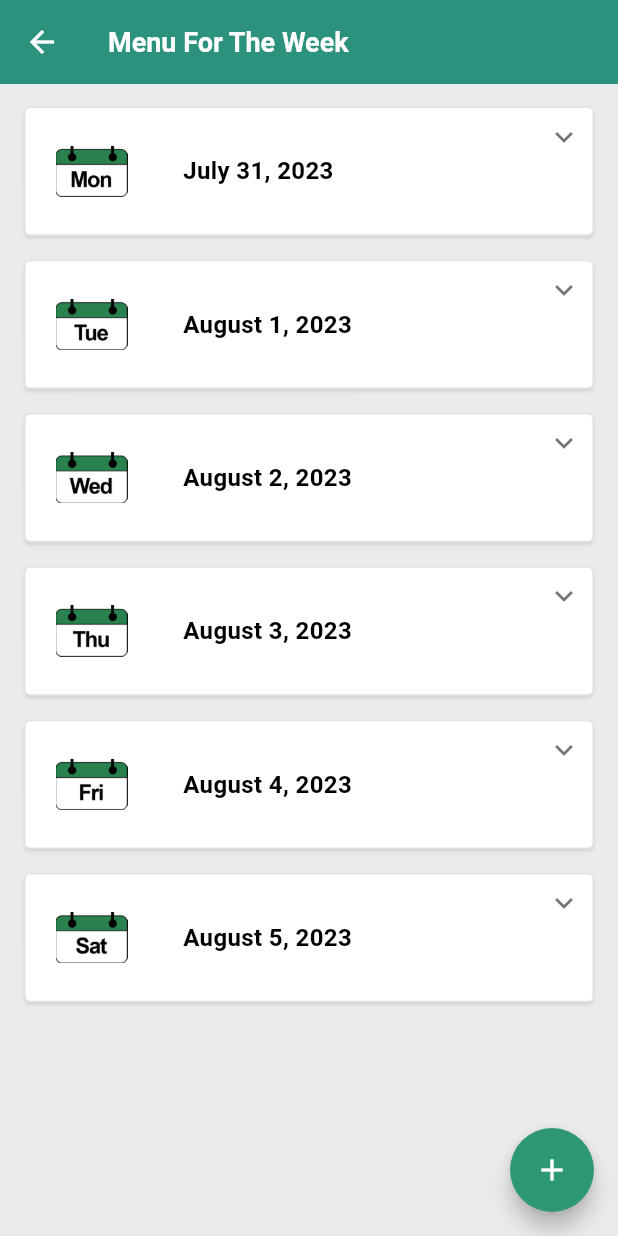
After one commit to jjesuscastro/Victu, a Flutter app: the EditMenu screen opened directly, on a phone screen of 412 x 824 dp. The commit adds this screen. Run offline on Flutter 3.47's test engine with Material 2 defaults, Android fonts, the phone set to English and light mode, and no system bars; drawn by our look-alikes of expandable; our stand-ins replace firebase_auth, firebase_core, firebase_database, google_sign_in; missing offline and left inert: philippines_rpcmb; accounts and stored records are empty.

Commit message:
Add edit menu

```diff
--- a/lib/screens/reading_goals.dart
+++ b/lib/screens/consumer/reading_goals.dart
@@ -1,6 +1,6 @@
 import 'package:flutter/material.dart';
 import 'package:victu/objects/article.dart';
-import 'package:victu/screens/article_page.dart';
+import 'package:victu/screens/consumer/article_page.dart';
 import 'package:victu/utils/database.dart';
 
 class ReadingGoals extends StatefulWidget {
--- a/lib/screens/home_page.dart
+++ b/lib/screens/home_page.dart
@@ -2,10 +2,11 @@ import 'package:firebase_auth/firebase_auth.dart';
 import 'package:flutter/material.dart';
 import 'package:victu/objects/user_type.dart';
 import 'package:victu/objects/users/user_data.dart';
-import 'package:victu/screens/menu_page.dart';
+import 'package:victu/screens/consumer/menu_page.dart';
+import 'package:victu/screens/consumer/reading_goals.dart';
+import 'package:victu/screens/login.dart';
+import 'package:victu/screens/vendor/edit_menu.dart';
 import 'package:victu/utils/auth.dart';
-import 'package:victu/screens/login.dart';
-import 'package:victu/screens/reading_goals.dart';
 
 class HomePage extends StatefulWidget {
   const HomePage({Key? key, required User user, required UserData userData})
@@ -209,7 +210,7 @@ List<Widget> vendorActionCards(BuildContext context) {
       ),
       () => Navigator.push(
         context,
-        MaterialPageRoute(builder: (context) => const ReadingGoals()),
+        MaterialPageRoute(builder: (context) => const EditMenu()),
       ),
     ),
     actionCard(
--- a/lib/screens/registration.dart
+++ b/lib/screens/registration.dart
@@ -7,10 +7,10 @@ import 'package:victu/objects/users/consumer_data.dart';
 import 'package:victu/objects/users/farmer_data.dart';
 import 'package:victu/objects/users/user_data.dart';
 import 'package:victu/objects/users/vendor_data.dart';
-import 'package:victu/screens/registration/vendor_registration.dart';
 import 'package:victu/screens/home_page.dart';
 import 'package:victu/screens/registration/farmer_registration.dart';
 import 'package:victu/screens/registration/user_registration.dart';
+import 'package:victu/screens/registration/vendor_registration.dart';
 import 'package:victu/utils/database.dart';
 
 class Registration extends StatefulWidget {
--- /dev/null
+++ b/lib/screens/vendor/edit_menu.dart
@@ -0,0 +1,289 @@
+///File download from FlutterViz- Drag and drop a tools. For more details visit https://flutterviz.io/
+
+import 'package:expandable/expandable.dart';
+import 'package:flutter/material.dart';
+import 'package:intl/intl.dart';
+
+class EditMenu extends StatefulWidget {
+  const EditMenu({super.key});
+
+  @override
+  State<EditMenu> createState() => _EditMenuState();
+}
+
+class _EditMenuState extends State<EditMenu> {
+  @override
+  void initState() {
+    super.initState();
+    getMonday();
+  }
+
+  DateTime getMonday() {
+    DateTime now = DateTime.now();
+    if (now.weekday == 7) now = now.add(const Duration(days: 1));
+    DateTime weekStart = now.subtract(Duration(days: (now.weekday - 1)));
+
+    return weekStart;
+  }
+
+  @override
+  Widget build(BuildContext context) {
+    return Scaffold(
+      backgroundColor: const Color(0xffebebeb),
+      appBar: AppBar(
+        elevation: 4,
+        centerTitle: false,
+        automaticallyImplyLeading: false,
+        backgroundColor: const Color(0xff2b9685),
+        shape: const RoundedRectangleBorder(
+          borderRadius: BorderRadius.zero,
+        ),
+        title: const Text(
+          "Menu For The Week",
+          style: TextStyle(
+            fontWeight: FontWeight.w700,
+            fontStyle: FontStyle.normal,
+            fontSize: 18,
+            color: Color(0xffffffff),
+          ),
+        ),
+        leading: IconButton(
+          icon: const Icon(Icons.arrow_back, color: Colors.white),
+          onPressed: () => Navigator.of(context).pop(),
+        ),
+      ),
+      floatingActionButton: FloatingActionButton(
+        onPressed: () {
+          // Add your onPressed code here!
+        },
+        shape: const CircleBorder(),
+        backgroundColor: const Color(0xff2d9871),
+        foregroundColor: Colors.white,
+        child: const Icon(Icons.add),
+      ),
+      body: Padding(
+        padding: const EdgeInsets.symmetric(vertical: 0, horizontal: 16),
+        child: SingleChildScrollView(
+          child: Column(
+            mainAxisAlignment: MainAxisAlignment.start,
+            crossAxisAlignment: CrossAxisAlignment.start,
+            mainAxisSize: MainAxisSize.max,
+            children: [
+              ListView(
+                scrollDirection: Axis.vertical,
+                padding: const EdgeInsets.fromLTRB(0, 15, 0, 50),
+                shrinkWrap: true,
+                physics: const ScrollPhysics(),
+                children: [
+                  dayCard("Mon", DateFormat.yMMMMd().format(getMonday())),
+                  dayCard(
+                      "Tue",
+                      DateFormat.yMMMMd()
+                          .format(getMonday().add(const Duration(days: 1)))),
+                  dayCard(
+                      "Wed",
+                      DateFormat.yMMMMd()
+                          .format(getMonday().add(const Duration(days: 2)))),
+                  dayCard(
+                      "Thu",
+                      DateFormat.yMMMMd()
+                          .format(getMonday().add(const Duration(days: 3)))),
+                  dayCard(
+                      "Fri",
+                      DateFormat.yMMMMd()
+                          .format(getMonday().add(const Duration(days: 4)))),
+                  dayCard(
+                      "Sat",
+                      DateFormat.yMMMMd()
+                          .format(getMonday().add(const Duration(days: 5)))),
+                ],
+              ),
+            ],
+          ),
+        ),
+      ),
+    );
+  }
+}
+
+Widget dayCard(String day, String date) {
+  return ExpandableNotifier(
+    child: Card(
+      margin: const EdgeInsets.fromLTRB(0, 0, 0, 16),
+      color: const Color(0xffffffff),
+      shadowColor: const Color(0x4d939393),
+      elevation: 1,
+      shape: RoundedRectangleBorder(
+        borderRadius: BorderRadius.circular(4.0),
+        side: const BorderSide(color: Color(0x4d9e9e9e), width: 1),
+      ),
+      child: ScrollOnExpand(
+        child: ExpandablePanel(
+          header: Row(
+            mainAxisAlignment: MainAxisAlignment.start,
+            crossAxisAlignment: CrossAxisAlignment.center,
+            mainAxisSize: MainAxisSize.max,
+            children: [
+              Padding(
+                  padding: const EdgeInsets.fromLTRB(0, 5, 0, 5),
+                  child: Container(
+                    width: 80,
+                    alignment: Alignment.center,
+                    margin: const EdgeInsets.all(5),
+                    padding: const EdgeInsets.all(16),
+                    child: Image(
+                        image: AssetImage(
+                            "assets/icons/${day.toLowerCase()}.png")),
+                  )),
+              Expanded(
+                flex: 1,
+                child: Padding(
+                  padding:
+                      const EdgeInsets.symmetric(vertical: 0, horizontal: 16),
+                  child: Column(
+                    mainAxisAlignment: MainAxisAlignment.start,
+                    crossAxisAlignment: CrossAxisAlignment.start,
+                    mainAxisSize: MainAxisSize.max,
+                    children: [
+                      Text(
+                        date,
+                        textAlign: TextAlign.start,
+                        maxLines: 1,
+                        overflow: TextOverflow.clip,
+                        style: const TextStyle(
+                          fontWeight: FontWeight.w700,
+                          fontStyle: FontStyle.normal,
+                          fontSize: 16,
+                          color: Color(0xff000000),
+                        ),
+                      ),
+                    ],
+                  ),
+                ),
+              ),
+            ],
+          ),
+          collapsed: Container(),
+          expanded: const Padding(
+            padding: EdgeInsets.all(10),
+            child: Column(
+              mainAxisAlignment: MainAxisAlignment.start,
+              crossAxisAlignment: CrossAxisAlignment.start,
+              children: [
+                Padding(
+                    padding: EdgeInsets.fromLTRB(15, 0, 15, 15),
+                    child: Column(
+                        mainAxisAlignment: MainAxisAlignment.start,
+                        crossAxisAlignment: CrossAxisAlignment.start,
+                        children: [
+                          Text("Breakfast",
+                              style: TextStyle(
+                                  fontWeight: FontWeight.w700, fontSize: 20)),
+                          Divider(),
+                          MenuEntry("Longganisa w/ Rice", 20),
+                          MenuEntry("Corned Beef w/ Rice", 20),
+                          MenuEntry("Bacon & Eggs", 10),
+                        ])),
+                Padding(
+                    padding: EdgeInsets.fromLTRB(15, 0, 15, 15),
+                    child: Column(
+                        mainAxisAlignment: MainAxisAlignment.start,
+                        crossAxisAlignment: CrossAxisAlignment.start,
+                        children: [
+                          Text("Lunch",
+                              style: TextStyle(
+                                  fontWeight: FontWeight.w700, fontSize: 20)),
+                          Divider(),
+                          MenuEntry("Sinigang w/ Rice", 30),
+                          MenuEntry("Tapa w/ Rice", 30),
+                          MenuEntry("Lumpia w/ Rice", 50),
+                        ])),
+                Padding(
+                    padding: EdgeInsets.fromLTRB(15, 0, 15, 15),
+                    child: Column(
+                        mainAxisAlignment: MainAxisAlignment.start,
+                        crossAxisAlignment: CrossAxisAlignment.start,
+                        children: [
+                          Text("Dinner",
+                              style: TextStyle(
+                                  fontWeight: FontWeight.w700, fontSize: 20)),
+                          Divider(),
+                          MenuEntry("Fried Chicken w/ Rice", 80),
+                        ])),
+              ],
+            ),
+          ),
+        ),
+      ),
+    ),
+  );
+}
+
+class MenuEntry extends StatefulWidget {
+  const MenuEntry(this.entryName, this.servings, {super.key});
+
+  final String entryName;
+  final int servings;
+
+  @override
+  State<MenuEntry> createState() => _MenuEntryState();
+}
+
+class _MenuEntryState extends State<MenuEntry> {
+  bool value = false;
+
+  @override
+  Widget build(BuildContext context) {
+    return Row(children: [
+      Checkbox(
+        value: value,
+        onChanged: (value) {
+          setState(() {
+            this.value = value!;
+          });
+        },
+      ),
+      Expanded(
+          child: Column(
+        crossAxisAlignment: CrossAxisAlignment.stretch,
+        children: [
+          Text(
+            widget.entryName,
+            overflow: TextOverflow.ellipsis,
+            style: const TextStyle(fontWeight: FontWeight.bold),
+          ),
+          Text("Servings: ${widget.servings}"),
+        ],
+      )),
+      TextButton(
+        style: ButtonStyle(
+          foregroundColor: MaterialStateProperty.all<Color>(Colors.blue),
+        ),
+        onPressed: () {},
+        child: Padding(
+          padding: EdgeInsets.zero,
+          child: MaterialButton(
+            onPressed: () {},
+            color: const Color(0xff2d9871),
+            elevation: 0,
+            shape: RoundedRectangleBorder(
+              borderRadius: BorderRadius.circular(8.0),
+            ),
+            padding: const EdgeInsets.all(5),
+            textColor: const Color(0xffffffff),
+            height: 30,
+            minWidth: 60,
+            child: const Text(
+              "About",
+              style: TextStyle(
+                fontSize: 12,
+                fontWeight: FontWeight.w700,
+                fontStyle: FontStyle.normal,
+              ),
+            ),
+          ),
+        ),
+      )
+    ]);
+  }
+}
```
Also changed, not shown: lib/screens/consumer/article_page.dart (renamed from lib/screens/article_page.dart), lib/screens/consumer/menu_page.dart (renamed from lib/screens/menu_page.dart).
